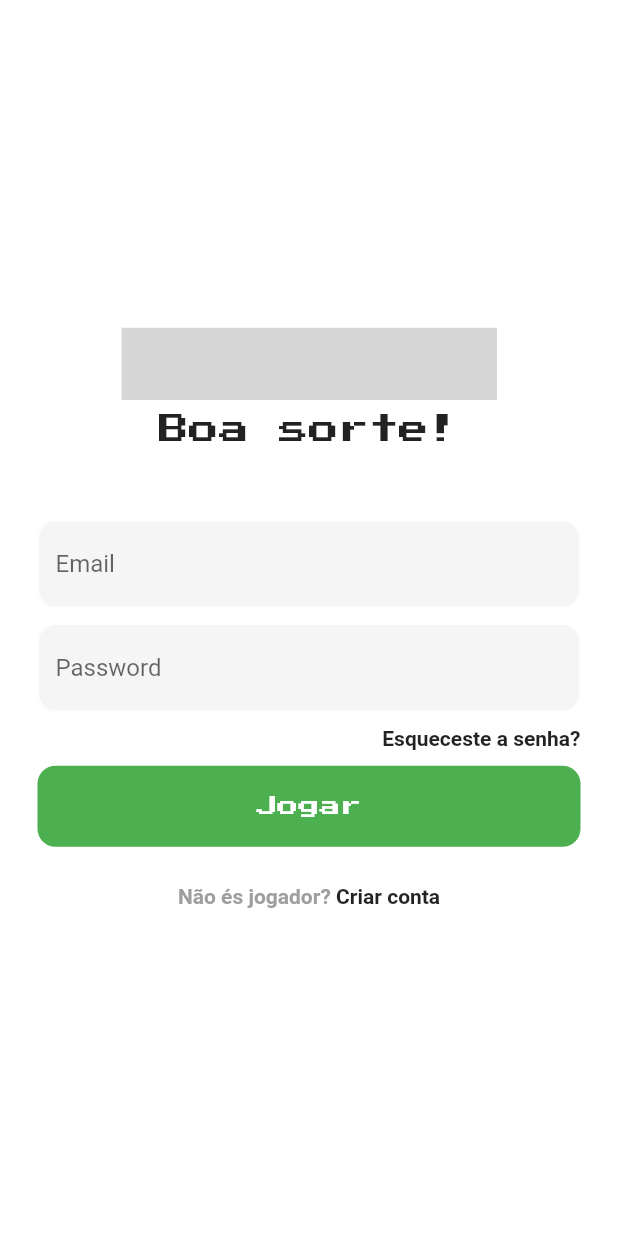
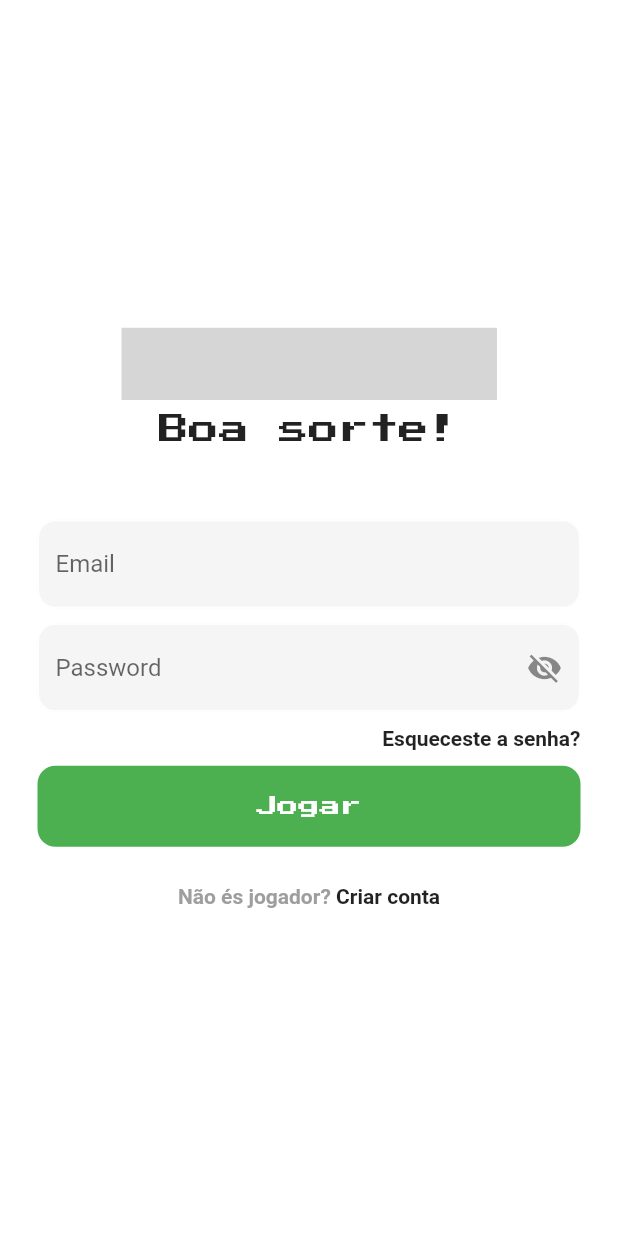
Before and after one commit to neIsonp/Quiz_app, a Flutter app: the screen it shows after launch, on a phone screen of 412 x 824 dp. Run offline on Flutter 3.47's test engine with Material 2 defaults, Android fonts, the phone set to English and light mode, and no system bars; drawn by our look-alikes of lottie; our stand-ins replace cloud_firestore, firebase_auth, firebase_core, google_fonts; accounts and stored records are empty; network calls fail; grey boxes are pictures that could not be loaded.

```diff
--- a/lib/auth/main_page.dart
+++ b/lib/auth/main_page.dart
@@ -1,7 +1,6 @@
 import 'package:firebase_auth/firebase_auth.dart';
 import 'package:flutter/material.dart';
 import 'package:login_app_firebase/auth/auth_page.dart';
-import 'package:login_app_firebase/pages/login_page.dart';
 import '../pages/home_page.dart';
 
 class MainPage extends StatelessWidget {
@@ -14,6 +13,7 @@ class MainPage extends StatelessWidget {
         stream: FirebaseAuth.instance.authStateChanges(),
         builder: ((context, snapshot) {
           if (snapshot.hasData) {
+            // return HomePage();
             return HomePage();
           } else {
             return AuthPage();
--- a/lib/main.dart
+++ b/lib/main.dart
@@ -1,6 +1,9 @@
 import 'package:cloud_firestore/cloud_firestore.dart';
 import 'package:flutter/material.dart';
 import 'package:login_app_firebase/auth/main_page.dart';
+import 'package:login_app_firebase/pages/home_page.dart';
+import 'package:login_app_firebase/pages/home_page_test.dart';
+import 'package:login_app_firebase/utils/app_routes.dart';
 import 'pages/login_page.dart';
 import 'package:firebase_core/firebase_core.dart';
 
@@ -16,9 +19,12 @@ class MyApp extends StatelessWidget {
 
   @override
   Widget build(BuildContext context) {
-    return const MaterialApp(
+    return MaterialApp(
       debugShowCheckedModeBanner: false,
-      home: MainPage(),
+      routes: {
+        AppRoutes.mainPage: (ctx) => MainPage(),
+        AppRoutes.HomePage: (ctx) => HomePage(),
+      },
     );
   }
 }
--- a/lib/pages/login_page.dart
+++ b/lib/pages/login_page.dart
@@ -19,7 +19,17 @@ class _LoginPageState extends State<LoginPage> {
   final _emailController = TextEditingController();
   final _passwordController = TextEditingController();
 
+  bool obscureText = true;
+
   Future signIn() async {
+    if (_emailController.text.isEmpty || _passwordController.text.isEmpty) {
+      ScaffoldMessenger.of(context).showSnackBar(
+        const SnackBar(
+          content: Text('Preencha tudo corretamente!'),
+          backgroundColor: Colors.red,
+        ),
+      );
+    } else {
       showDialog(
         context: context,
         builder: (context) {
@@ -41,6 +51,7 @@ class _LoginPageState extends State<LoginPage> {
       );
 
       Navigator.of(context).pop();
+    }
   }
 
   @override
@@ -97,7 +108,7 @@ class _LoginPageState extends State<LoginPage> {
                   padding: const EdgeInsets.symmetric(horizontal: 25),
                   child: TextField(
                     controller: _passwordController,
-                    obscureText: true,
+                    obscureText: obscureText,
                     decoration: InputDecoration(
                       enabledBorder: OutlineInputBorder(
                         borderSide: const BorderSide(color: Colors.white),
@@ -106,6 +117,19 @@ class _LoginPageState extends State<LoginPage> {
                       focusedBorder: OutlineInputBorder(
                         borderSide: const BorderSide(color: Colors.green),
                         borderRadius: BorderRadius.circular(12),
+                      ),
+                      suffixIcon: GestureDetector(
+                        onTap: () {
+                          setState(() {
+                            obscureText = !obscureText;
+                          });
+                        },
+                        child: obscureText
+                            ? const Icon(Icons.visibility_off)
+                            : const Icon(
+                                Icons.visibility,
+                                color: Colors.green,
+                              ),
                       ),
                       border: InputBorder.none,
                       hintText: 'Password',
--- a/lib/read data/get_user_name.dart
+++ b/lib/read data/get_user_name.dart
@@ -16,7 +16,6 @@ class GetUserName extends StatelessWidget {
               snapshot.data!.data() as Map<String, dynamic>;
           return Text('first name: ${data['first name']}');
         }
-
         return const Text('loading');
       }),
     );
--- /dev/null
+++ b/lib/utils/app_routes.dart
@@ -0,0 +1,7 @@
+import 'package:login_app_firebase/auth/main_page.dart';
+import 'package:login_app_firebase/pages/home_page.dart';
+
+class AppRoutes {
+  static const mainPage = '/';
+  static const HomePage = '/home';
+}
```
Also changed, not shown: lib/components/drawer_navigation.dart (added, +17 -0 lines), lib/pages/home_page.dart (+13 -42 lines), lib/pages/home_page_test.dart (added, +70 -0 lines). Lines whose indentation alone changed are shown as unchanged.
